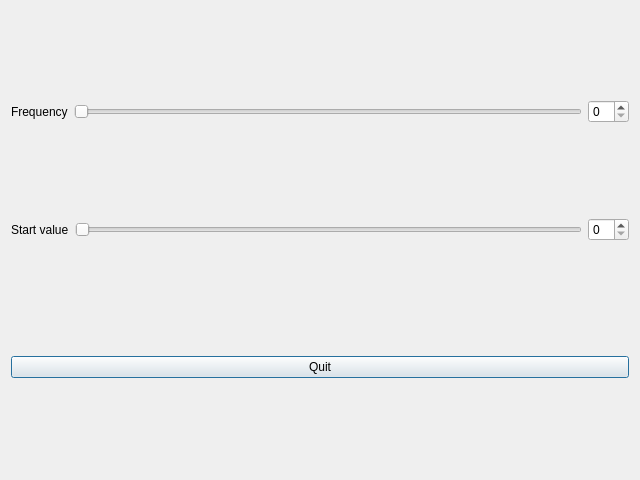
First picture: the form in test0/gui.ui, repository ursl/tessie, before the edit.
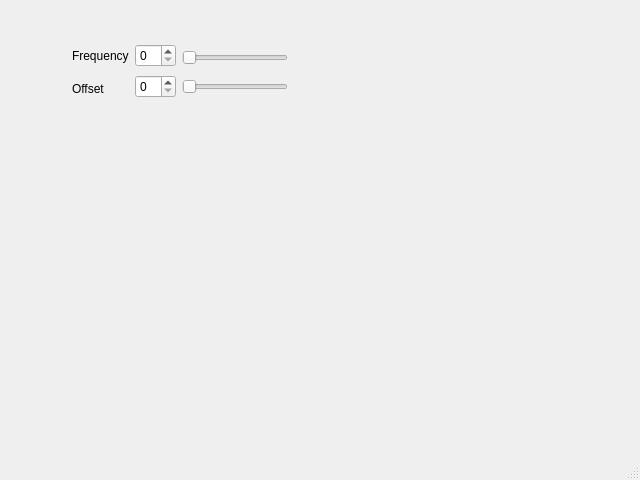
Second picture: the form after the edit.

What changed in the file:
```diff
--- a/test0/gui.ui
+++ b/test0/gui.ui
@@ -1,7 +1,7 @@
 <?xml version="1.0" encoding="UTF-8"?>
 <ui version="4.0">
- <class>Dialog</class>
- <widget class="QDialog" name="Dialog">
+ <class>MainWindow</class>
+ <widget class="QMainWindow" name="MainWindow">
   <property name="geometry">
    <rect>
     <x>0</x>
@@ -13,70 +13,72 @@
   <property name="windowTitle">
    <string>Dialog</string>
   </property>
-  <layout class="QGridLayout" name="gridLayout_4">
-   <item row="0" column="0">
-    <layout class="QGridLayout" name="gridLayout_2">
-     <item row="0" column="0">
-      <widget class="QLabel" name="label">
-       <property name="text">
-        <string>Frequency</string>
-       </property>
-      </widget>
+  <widget class="QWidget" name="centralwidget">
+   <widget class="QWidget" name="">
+    <property name="geometry">
+     <rect>
+      <x>72</x>
+      <y>42</y>
+      <width>216</width>
+      <height>60</height>
+     </rect>
+    </property>
+    <layout class="QHBoxLayout" name="horizontalLayout">
+     <item>
+      <layout class="QVBoxLayout" name="verticalLayout">
+       <item>
+        <widget class="QLabel" name="label">
+         <property name="text">
+          <string>Frequency</string>
+         </property>
+        </widget>
+       </item>
+       <item>
+        <widget class="QLabel" name="label_2">
+         <property name="text">
+          <string>Offset</string>
+         </property>
+        </widget>
+       </item>
+      </layout>
      </item>
-     <item row="0" column="1">
-      <widget class="QSlider" name="frequencySlider">
-       <property name="orientation">
-        <enum>Qt::Horizontal</enum>
-       </property>
-      </widget>
+     <item>
+      <layout class="QVBoxLayout" name="verticalLayout_2">
+       <item>
+        <widget class="QSpinBox" name="spinBox"/>
+       </item>
+       <item>
+        <widget class="QSpinBox" name="spinBox_2"/>
+       </item>
+      </layout>
      </item>
-     <item row="0" column="2">
-      <widget class="QSpinBox" name="frequencyBox"/>
+     <item>
+      <layout class="QVBoxLayout" name="verticalLayout_3">
+       <item>
+        <widget class="QSlider" name="horizontalSlider">
+         <property name="orientation">
+          <enum>Qt::Horizontal</enum>
+         </property>
+        </widget>
+       </item>
+       <item>
+        <widget class="QSlider" name="horizontalSlider_2">
+         <property name="orientation">
+          <enum>Qt::Horizontal</enum>
+         </property>
+        </widget>
+       </item>
+      </layout>
      </item>
     </layout>
-   </item>
-   <item row="2" column="0">
-    <spacer name="horizontalSpacer">
-     <property name="orientation">
-      <enum>Qt::Horizontal</enum>
-     </property>
-     <property name="sizeHint" stdset="0">
-      <size>
-       <width>613</width>
-       <height>20</height>
-      </size>
-     </property>
-    </spacer>
-   </item>
-   <item row="1" column="0">
-    <layout class="QGridLayout" name="gridLayout_3">
-     <item row="0" column="0">
-      <widget class="QLabel" name="label_2">
-       <property name="text">
-        <string>Start value</string>
-       </property>
-      </widget>
-     </item>
-     <item row="0" column="2">
-      <widget class="QSpinBox" name="spinBox"/>
-     </item>
-     <item row="0" column="1">
-      <widget class="QSlider" name="horizontalSlider">
-       <property name="orientation">
-        <enum>Qt::Horizontal</enum>
-       </property>
-      </widget>
-     </item>
-    </layout>
-   </item>
-   <item row="3" column="0">
-    <widget class="QPushButton" name="pushButton">
-     <property name="text">
-      <string>Quit</string>
-     </property>
-    </widget>
-   </item>
-  </layout>
+   </widget>
+  </widget>
+  <widget class="QStatusBar" name="statusbar"/>
+  <action name="actiontessie">
+   <property name="text">
+    <string>tessie</string>
+   </property>
+  </action>
  </widget>
  <resources/>
  <connections>
```
Left out of the diff: 106 changed lines with no effect on the pictures.
